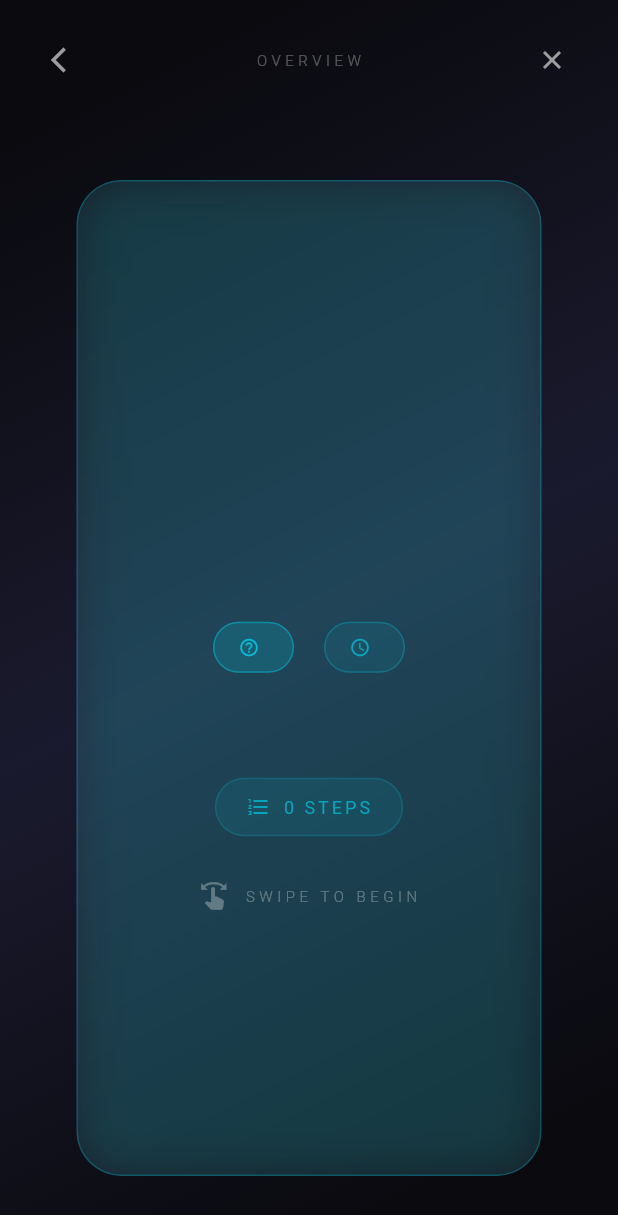
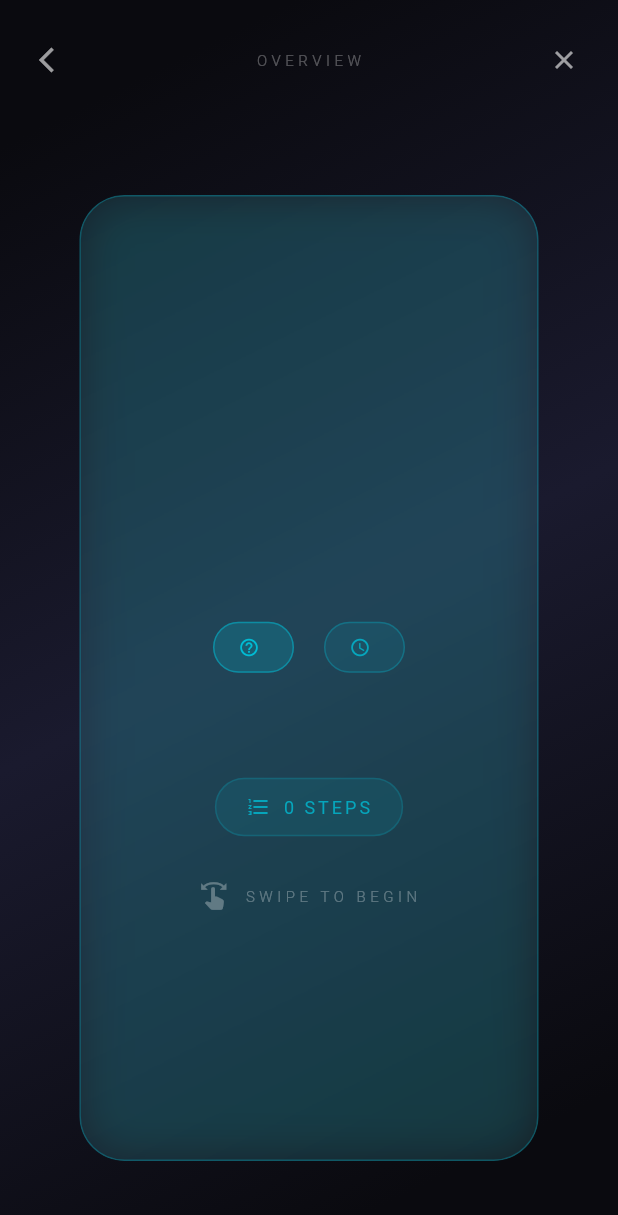
Before and after one commit to benjaminxzf/how_to_anything, a Flutter app: the TutorialScreen screen opened directly with empty values, on a phone screen of 412 x 824 dp. Shown: the top 1215 px of the screen. Run offline on Flutter 3.47's test engine with Material 3 defaults, Android fonts, the light colour scheme and no system bars; drawn by our look-alikes of card_swiper; our stand-ins replace audioplayers, firebase_ai, firebase_core, flutter_dotenv, image_picker; accounts and stored records are empty; generated files the repository leaves out were written again.

Commit message:
UI improvement

```diff
--- a/how_to_anything_flutter/lib/screens/home_screen.dart
+++ b/how_to_anything_flutter/lib/screens/home_screen.dart
@@ -282,7 +282,7 @@ class _HomeScreenState extends State<HomeScreen> with TickerProviderStateMixin {
                           children: [
                             // Static title
                             AnimatedOpacity(
-                              opacity: _searchFocusNode.hasFocus ? 0.3 : 1.0,
+                              opacity: 1.0,
                               duration: const Duration(milliseconds: 300),
                               child: const Text(
                                 'How to Anything',
--- a/how_to_anything_flutter/lib/screens/tutorial_screen.dart
+++ b/how_to_anything_flutter/lib/screens/tutorial_screen.dart
@@ -90,7 +90,10 @@ class _TutorialScreenState extends State<TutorialScreen> with TickerProviderStat
               children: [
                 // Minimal header
                 Container(
-                  padding: const EdgeInsets.symmetric(horizontal: 20, vertical: 16),
+                  padding: EdgeInsets.symmetric(
+                    horizontal: MediaQuery.of(context).size.width < 600 ? 12 : 20,
+                    vertical: 16
+                  ),
                   child: Row(
                     children: [
                       // Back button
@@ -148,15 +151,24 @@ class _TutorialScreenState extends State<TutorialScreen> with TickerProviderStat
                     itemBuilder: (context, index) {
                       if (index == 0) {
                         // Overview card
-                        return TutorialOverviewCard(
-                          tutorial: tutorial,
-                          isActive: _currentIndex == 0,
+                        return Padding(
+                          padding: EdgeInsets.symmetric(
+                            horizontal: MediaQuery.of(context).size.width < 600 ? 2 : 4,
+                            vertical: 10
+                          ),
+                          child: TutorialOverviewCard(
+                            tutorial: tutorial,
+                            isActive: _currentIndex == 0,
+                          ),
                         );
                       } else {
                         // Step cards
                         final step = tutorial.steps[index - 1];
                         return Padding(
-                          padding: const EdgeInsets.symmetric(horizontal: 16, vertical: 10),
+                          padding: EdgeInsets.symmetric(
+                            horizontal: MediaQuery.of(context).size.width < 600 ? 2 : 4,
+                            vertical: 10
+                          ),
                           child: TutorialStepCard(
                             key: ValueKey('step_${index - 1}_${step.imageUrl != null}'), // Force rebuild when image changes
                             step: step,
--- a/how_to_anything_flutter/lib/services/gemini_service.dart
+++ b/how_to_anything_flutter/lib/services/gemini_service.dart
@@ -204,6 +204,9 @@ ${step.description.length > 200 ? step.description.substring(0, 200) + '...' : s
     onProgress?.call('Tutorial text ready! Loading images...');
 
     if (generateImages) {
+      print('[GeminiService] Image generation temporarily disabled to save API costs');
+      // TODO: Uncomment below lines to re-enable image generation
+      /*
       print('[GeminiService] Starting async image generation');
       // Generate images asynchronously after returning the tutorial
       // Important: We don't await this, so the tutorial returns immediately
@@ -212,6 +215,7 @@ ${step.description.length > 200 ? step.description.substring(0, 200) + '...' : s
       }).catchError((error) {
         print('[GeminiService] Error in async image generation: $error');
       });
+      */
     } else {
       print('[GeminiService] Image generation disabled');
     }
--- a/how_to_anything_flutter/lib/widgets/tutorial_generation_overlay.dart
+++ b/how_to_anything_flutter/lib/widgets/tutorial_generation_overlay.dart
@@ -92,7 +92,10 @@ class _TutorialGenerationOverlayState extends State<TutorialGenerationOverlay>
               children: [
                 // Ghost header
                 Container(
-                  padding: const EdgeInsets.symmetric(horizontal: 20, vertical: 16),
+                  padding: EdgeInsets.symmetric(
+                    horizontal: MediaQuery.of(context).size.width < 600 ? 12 : 20,
+                    vertical: 16
+                  ),
                   child: Row(
                     children: [
                       _buildGhostIcon(),
--- a/how_to_anything_flutter/lib/widgets/tutorial_step_card.dart
+++ b/how_to_anything_flutter/lib/widgets/tutorial_step_card.dart
@@ -107,7 +107,9 @@ class _BananaLoadingPlaceholderState extends State<_BananaLoadingPlaceholder>
           ),
           const SizedBox(height: 8),
           Padding(
-            padding: const EdgeInsets.symmetric(horizontal: 20),
+            padding: EdgeInsets.symmetric(
+              horizontal: MediaQuery.of(context).size.width < 600 ? 12 : 20
+            ),
             child: Text(
               widget.imagePrompt.length > 60
                 ? '${widget.imagePrompt.substring(0, 60)}...'
```
Also changed, not shown: 1 other file.
